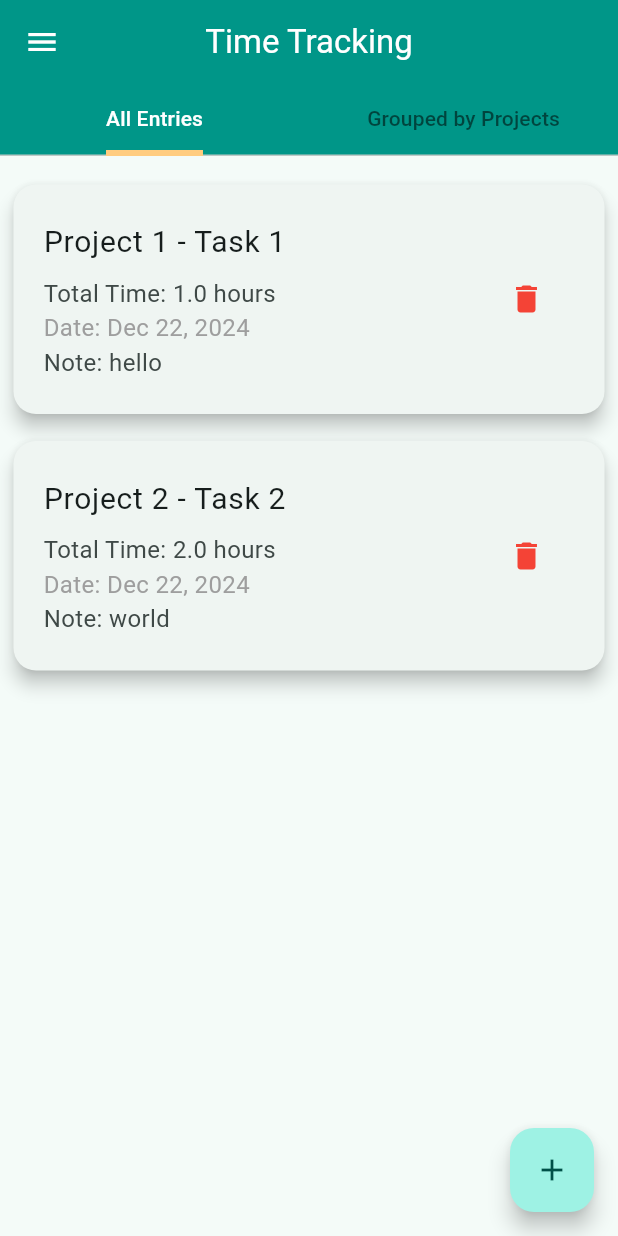
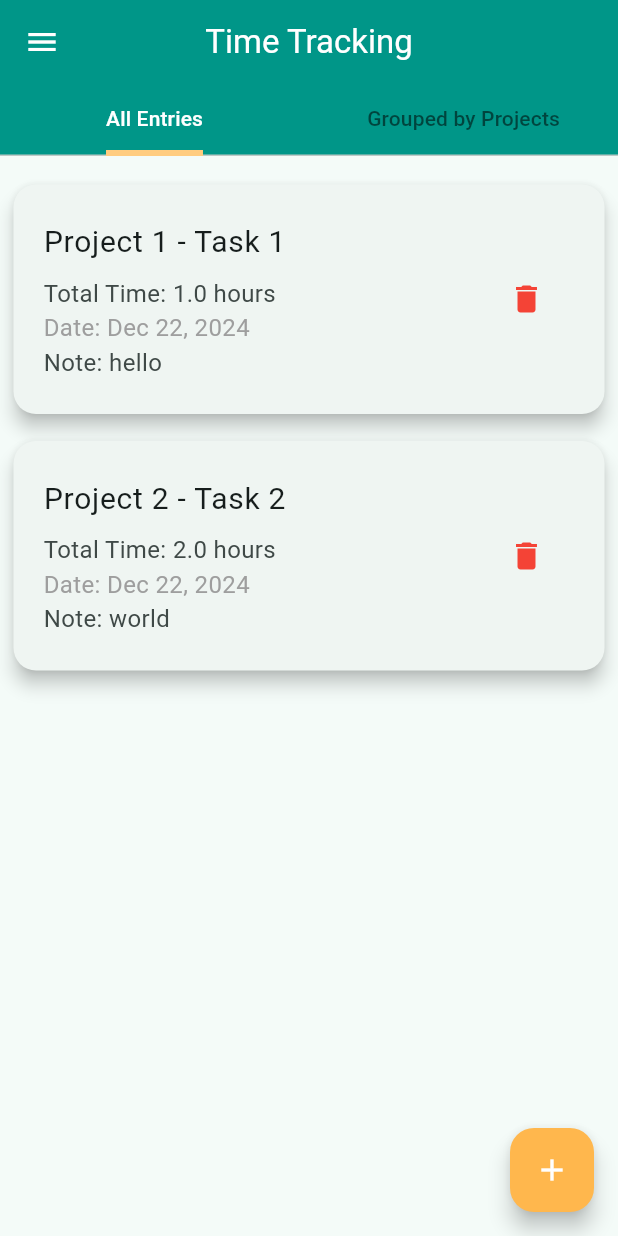
Before and after one commit to BadieF9/Time_Tracker, a Flutter app: the screen it shows after launch, on a phone screen of 412 x 824 dp. Run offline on Flutter 3.47's test engine with Material 3 defaults, Android fonts, the phone set to English and light mode, and no system bars; our stand-ins replace localstorage.

```diff
--- a/lib/main.dart
+++ b/lib/main.dart
@@ -42,6 +42,10 @@ class MyApp extends StatelessWidget {
                     BorderSide(width: 4.0, color: Colors.orange.shade200),
               ),
             ),
+            floatingActionButtonTheme: FloatingActionButtonThemeData(
+              backgroundColor: Colors.orange.shade300,
+              foregroundColor: Colors.white,
+            ),
             useMaterial3: true,
           ),
           home: const HomeScreen(),
```
